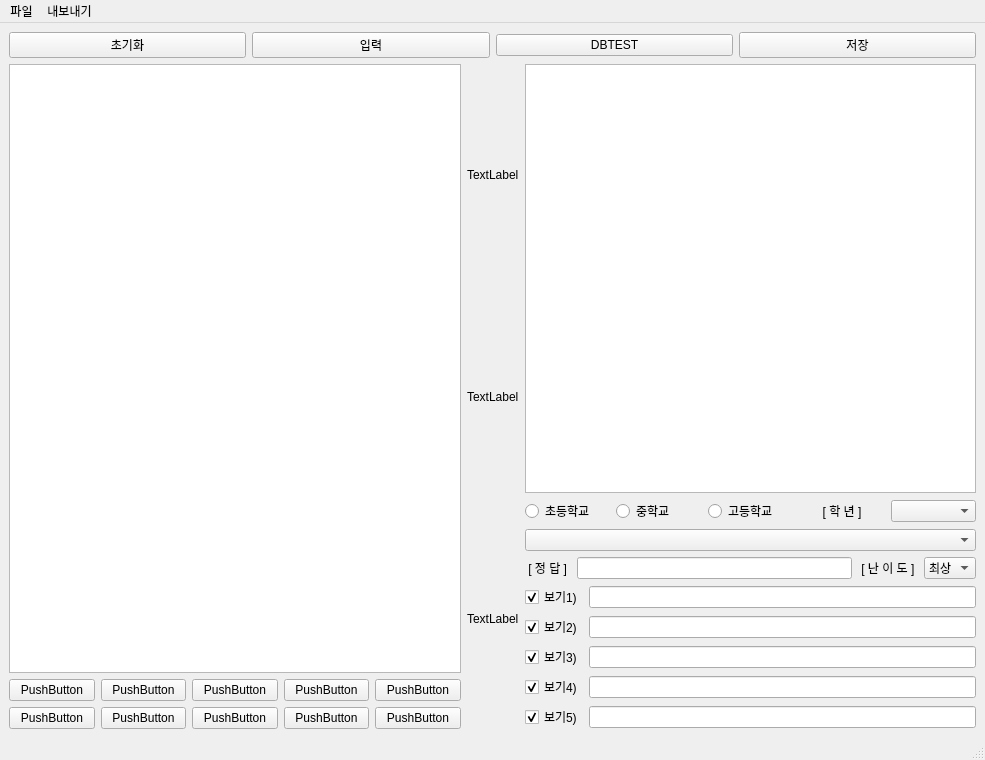
This is pyqt/main.ui in jiseok7620/mathematics-image-converter as Qt 5 draws it before an edit. The edited form follows.
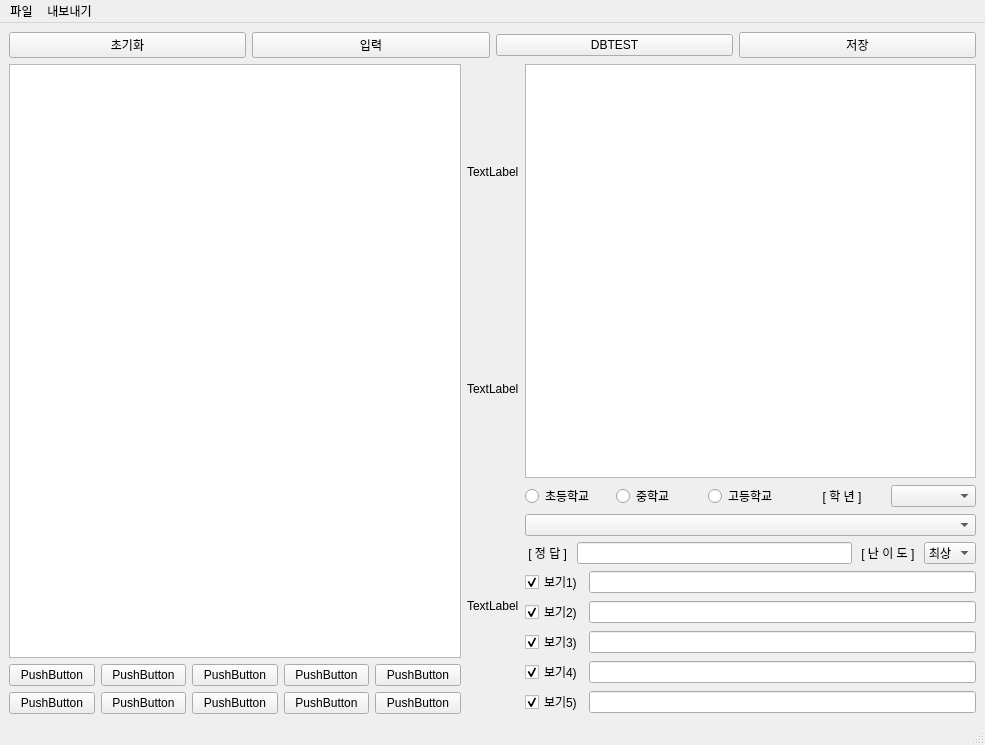
This is the edited form.

What changed in the file:
```diff
--- a/pyqt/main.ui
+++ b/pyqt/main.ui
@@ -7,7 +7,7 @@
     <x>0</x>
     <y>0</y>
     <width>985</width>
-    <height>760</height>
+    <height>745</height>
    </rect>
   </property>
   <property name="windowTitle">
```
Left out of the diff: 60 changed lines with no effect on the pictures.
